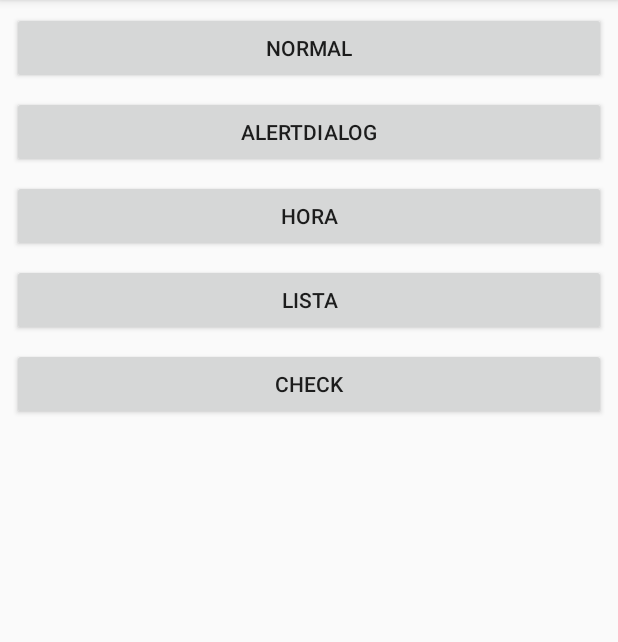
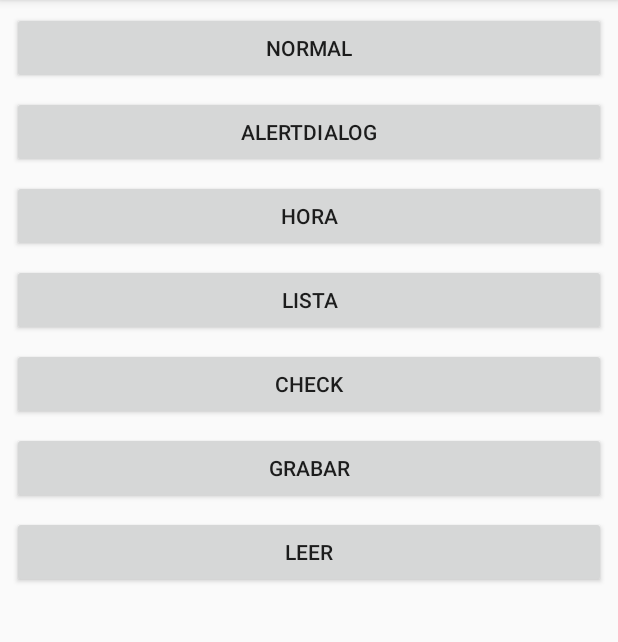
Before and after one commit to pipesoto/Persistencia, an Android app: the screen it shows after launch (MainActivity), on a phone screen of 412 x 824 dp, the part 84-726 px from its top. Run offline under Robolectric (Android 15) with nearby library versions, the phone set to English and light mode, and no system bars.

Commit message:
guardar y leer

```diff
--- a/app/src/main/java/com/example/pipe/persistencia/MainActivity.java
+++ b/app/src/main/java/com/example/pipe/persistencia/MainActivity.java
@@ -2,22 +2,56 @@ package com.example.pipe.persistencia;
 
 import android.app.DatePickerDialog;
 import android.app.TimePickerDialog;
+import android.content.Context;
 import android.content.DialogInterface;
+import android.content.SharedPreferences;
 import android.support.v7.app.AlertDialog;
 import android.support.v7.app.AppCompatActivity;
 import android.os.Bundle;
 import android.util.Log;
 import android.view.View;
+import android.widget.Button;
 import android.widget.DatePicker;
 import android.widget.TimePicker;
 import android.widget.Toast;
 
+import java.util.Map;
+
 public class MainActivity extends AppCompatActivity {
+    private Button btnGrabar, btnLeer;
 
     @Override
     protected void onCreate(Bundle savedInstanceState) {
         super.onCreate(savedInstanceState);
         setContentView(R.layout.activity_main);
+
+        btnGrabar =(Button)findViewById(R.id.btnGrabar);
+        btnLeer=(Button)findViewById(R.id.btnLeer);
+
+        btnGrabar.setOnClickListener(new View.OnClickListener() {
+            @Override
+            public void onClick(View v) {
+                SharedPreferences preferencias = getSharedPreferences("datos", Context.MODE_PRIVATE);
+                SharedPreferences.Editor editarPreferencias = preferencias.edit();
+                editarPreferencias.putString("usuario","strobl");
+                editarPreferencias.putString("clave","no viene a clases");
+                editarPreferencias.putBoolean("guilty", false);
+                editarPreferencias.commit();
+            }
+        });
+
+        btnLeer.setOnClickListener(new View.OnClickListener() {
+            @Override
+            public void onClick(View v) {
+                SharedPreferences preferecias = getSharedPreferences("datos",Context.MODE_PRIVATE);
+                Map<String,?> keys = preferecias.getAll();
+                for(Map.Entry<String,?> entry : keys.entrySet()){
+                    //entry.getKey();
+                    Log.d("TAG_", entry.getKey() + " -> " + entry.getValue().toString());
+                }
+
+            }
+        });
 
 
     }
--- a/app/src/main/res/layout/activity_main.xml
+++ b/app/src/main/res/layout/activity_main.xml
@@ -81,4 +81,34 @@
         app:layout_constraintStart_toStartOf="parent"
         app:layout_constraintTop_toBottomOf="@+id/btnLista" />
 
+    <Button
+        android:id="@+id/btnGrabar"
+        android:layout_width="0dp"
+        android:layout_height="wrap_content"
+        android:layout_marginEnd="8dp"
+        android:layout_marginLeft="8dp"
+        android:layout_marginRight="8dp"
+        android:layout_marginStart="8dp"
+        android:layout_marginTop="8dp"
+        android:onClick="clickButton"
+        android:text="Grabar"
+        app:layout_constraintEnd_toEndOf="parent"
+        app:layout_constraintStart_toStartOf="parent"
+        app:layout_constraintTop_toBottomOf="@+id/btnCheck" />
+
+    <Button
+        android:id="@+id/btnLeer"
+        android:layout_width="0dp"
+        android:layout_height="wrap_content"
+        android:layout_marginEnd="8dp"
+        android:layout_marginLeft="8dp"
+        android:layout_marginRight="8dp"
+        android:layout_marginStart="8dp"
+        android:layout_marginTop="8dp"
+        android:onClick="clickButton"
+        android:text="LEER"
+        app:layout_constraintEnd_toEndOf="parent"
+        app:layout_constraintStart_toStartOf="parent"
+        app:layout_constraintTop_toBottomOf="@+id/btnGrabar" />
+
 </android.support.constraint.ConstraintLayout>
```
